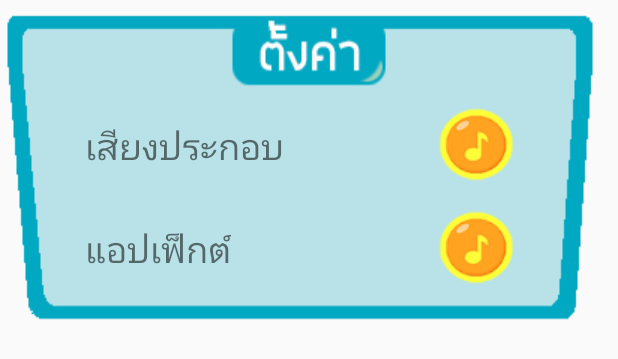
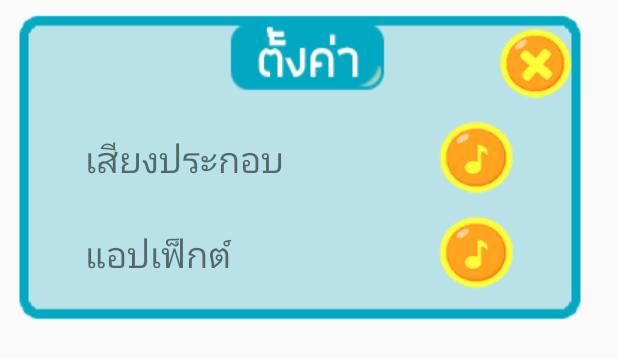
Before and after one commit to yaoFunBan/projectEnd, an Android app: the layout setting_dialog.xml on its own in the app's theme, with its tools: preview values and no code run, on a phone screen of 412 x 824 dp. Shown: the top 359 px of the screen. Run offline under Robolectric (Android 15) with nearby library versions, the phone set to English and light mode, and no system bars.

Commit message:
add class dialog in home.java and call show dialog but can't onclicklistener inbutton on dialog_setting

```diff
--- a/app/src/main/res/layout/home.xml
+++ b/app/src/main/res/layout/home.xml
@@ -60,8 +60,7 @@
                 android:layout_width="160dp"
                 android:layout_height="160dp"
                 android:layout_alignParentRight="true"
-                android:background="@drawable/button_homesett"
-                android:enabled="false" />
+                android:background="@drawable/button_homesett" />
 
         </RelativeLayout>
 
--- a/app/src/main/res/layout/setting_dialog.xml
+++ b/app/src/main/res/layout/setting_dialog.xml
@@ -5,10 +5,25 @@
     android:background="@drawable/dialog_setting"
     android:orientation="vertical">
 
-    <View
+    <RelativeLayout
         android:layout_width="match_parent"
         android:layout_height="0dp"
-        android:layout_weight="0.4" />
+        android:layout_weight="0.5">
+
+        <Button
+            android:layout_width="50dp"
+            android:layout_height="50dp"
+            android:layout_marginTop="17dp"
+            android:layout_toLeftOf="@+id/viewVisible"
+            android:background="@drawable/button_close" />
+
+        <View
+            android:id="@+id/viewVisible"
+            android:layout_width="18dp"
+            android:layout_height="match_parent"
+            android:layout_alignParentRight="true" />
+
+    </RelativeLayout>
 
     <LinearLayout
         android:layout_width="match_parent"
--- a/app/src/main/res/values/styles.xml
+++ b/app/src/main/res/values/styles.xml
@@ -19,4 +19,7 @@
     </style>
     <style name="AppTheme.AppBarOverlay" parent="ThemeOverlay.AppCompat.Dark.ActionBar" />
     <style name="AppTheme.PopupOverlay" parent="ThemeOverlay.AppCompat.Light" />
+    <style name="ActivityDialog" parent="@android:style/Theme.Dialog">
+        <item name="android:windowBackground">@drawable/dialog_setting</item>
+    </style>
 </resources>
```
Also changed, not shown: app/src/main/java/com/example/kimhuang/project/home.java (+18 -2 lines), app/src/main/res/drawable/dialog_setting.png.
